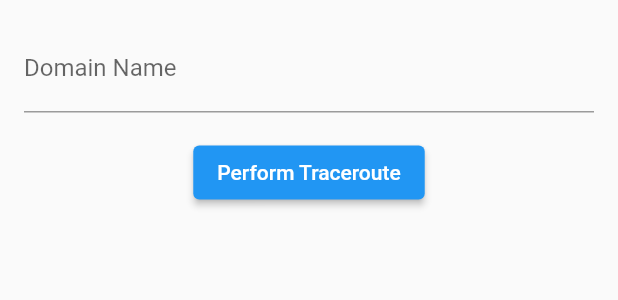
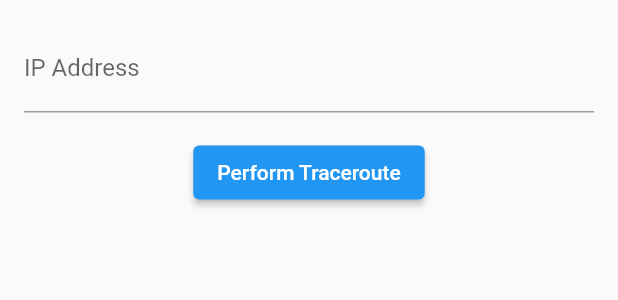
Before and after one commit to nowarlove/binnetwork-flutter, a Flutter app: the TraceroutePage widget shown alone on an empty page, opened directly, after a tap on "Perform Traceroute", on a phone screen of 412 x 824 dp. Shown: the top 300 px of the screen. Run offline on Flutter 3.47's test engine with Material 2 defaults, Android fonts, the light colour scheme and no system bars; our stand-ins replace connectivity_plus; missing offline and left inert: dart_ping, flutter_traceroute, network_info_plus, speed_test_dart, whois.

Commit message:
Fixed traceroute feature

```diff
--- a/lib/traceroute.dart
+++ b/lib/traceroute.dart
@@ -13,6 +13,7 @@ class TraceroutePage extends StatefulWidget {
 class _TraceroutePageState extends State<TraceroutePage> {
   String domain = '';
   List<String> tracerouteResults = [];
+  bool performingTraceroute = false;
 
   @override
   Widget build(BuildContext context) {
@@ -22,8 +23,8 @@ class _TraceroutePageState extends State<TraceroutePage> {
           padding: const EdgeInsets.all(16.0),
           child: TextField(
             decoration: const InputDecoration(
-              labelText: 'Domain Name',
-              hintText: 'Enter a domain name',
+              labelText: 'IP Address',
+              hintText: 'Enter an IP address',
             ),
             onChanged: (value) {
               setState(() {
@@ -33,9 +34,14 @@ class _TraceroutePageState extends State<TraceroutePage> {
           ),
         ),
         ElevatedButton(
-          onPressed: () {
-            _performTraceroute();
-          },
+          style: ElevatedButton.styleFrom(
+            backgroundColor: performingTraceroute
+                ? Colors.grey
+                : Colors.blue,
+          ),
+          onPressed: performingTraceroute
+            ? null
+            : () { _performTraceroute(); },
           child: const Text('Perform Traceroute'),
         ),
         const SizedBox(height: 16),
@@ -52,26 +58,40 @@ class _TraceroutePageState extends State<TraceroutePage> {
     );
   }
 
-  Future<void> _performTraceroute() async {
+  bool isValidIpAddress(String ipAddress) {
+    const pattern =
+        r'^(([01]?\d{1,2}|2[0-4]\d|25[0-5])\.){3}([01]?\d{1,2}|2[0-4]\d|25[0-5])$';
+
+    final regex = RegExp(pattern);
+    return regex.hasMatch(ipAddress);
+  }
+
+  // Keterbatasan: Hanya bisa Tracerouting alamat IP
+  void _performTraceroute() {
     if (domain.isNotEmpty) {
       tracerouteResults.clear();
-      final traceroute = FlutterTraceroute();
 
-      try {
-        final List<dynamic> hops =
-            await traceroute.trace(TracerouteArgs(host: domain)).toList();
+      if (isValidIpAddress(domain)) {
+        final traceroute = FlutterTraceroute();
 
-        // ignore: unused_local_variable
-        for (TracerouteStep hop in hops) {
+        final stream = traceroute.trace(TracerouteArgs(host: domain));
+
+        stream.listen((event) {
           setState(() {
-            // ignore: prefer_typing_uninitialized_variables
-            var hop;
-            tracerouteResults.add('Hop: ${hop.hop}, IP: ${hop.ip}');
+            performingTraceroute = true;
+            final result = event.toString();
+            tracerouteResults.add(result);
+
+            if (result.contains(domain)) {
+              setState(() {
+                performingTraceroute = false;
+              });
+            }
           });
-        }
-      } catch (e) {
+        });
+      } else {
         setState(() {
-          tracerouteResults.add('Error: $e');
+          tracerouteResults.add('Invalid IP address');
         });
       }
     }
```
